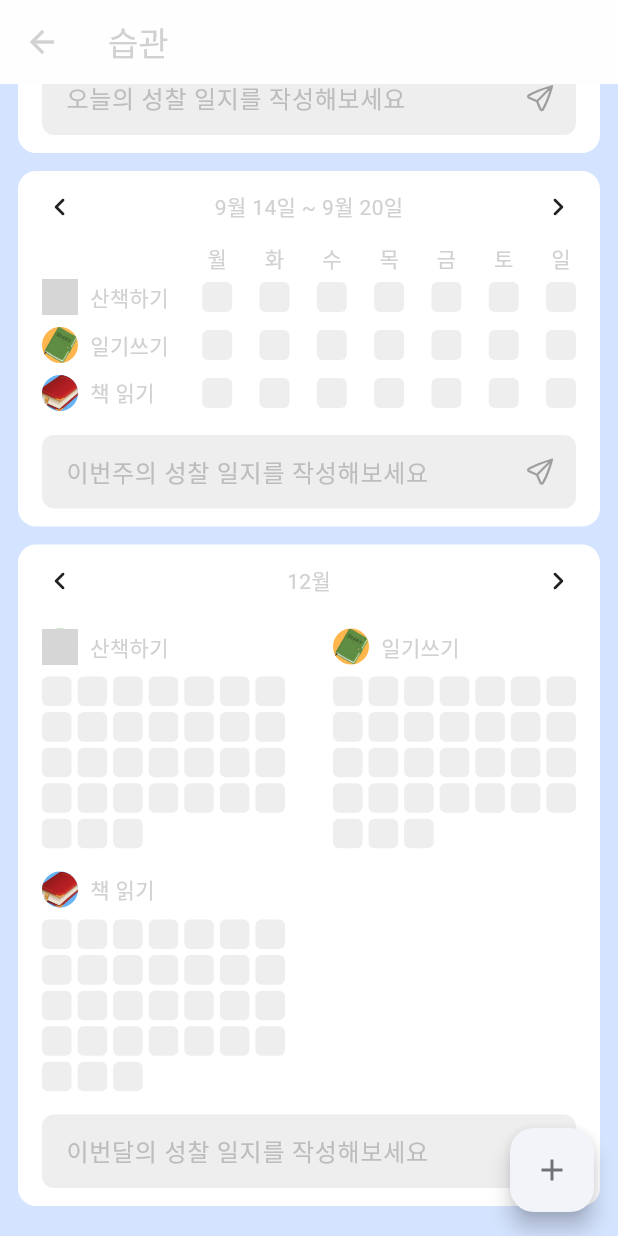
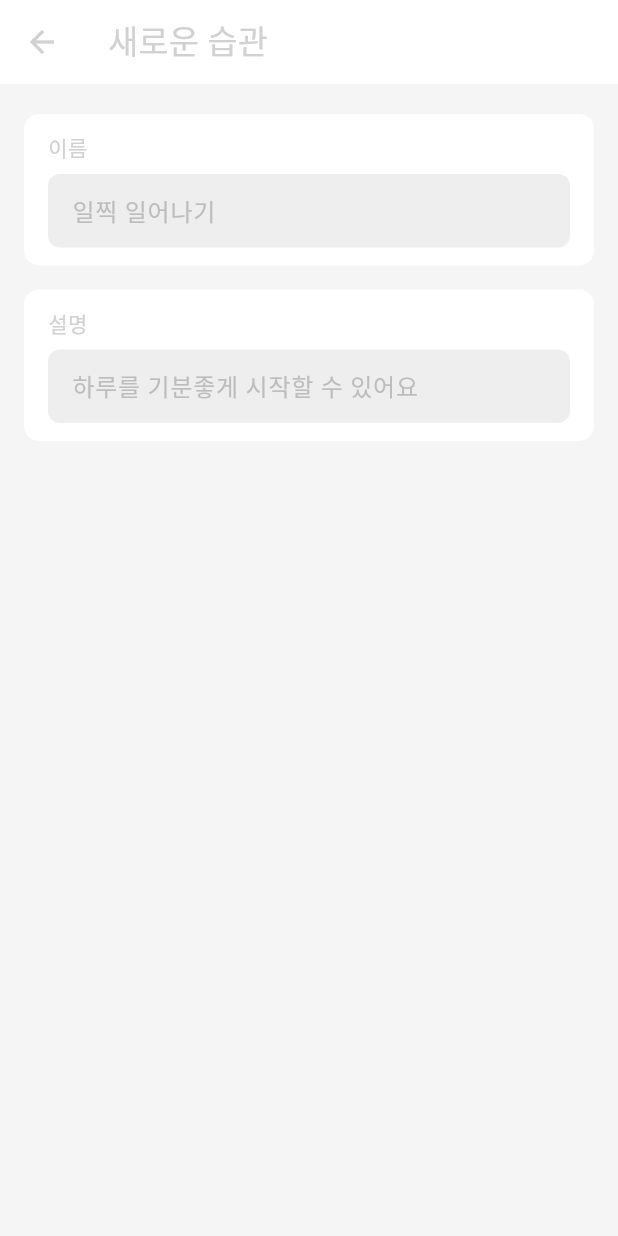
Before and after one commit to se05503/my-routine-app, a Flutter app: the HabitFragment screen opened directly, scrolled down 215 dp, after a tap on the "add" icon, on a phone screen of 412 x 824 dp. Run offline on Flutter 3.47's test engine with Material 3 defaults, Android fonts, the phone set to English and light mode, and no system bars; our stand-ins replace flutter_svg, get, rive; grey boxes are pictures that could not be loaded.

Commit message:
design: 새로운 습관 생성 - 이름, 설명 - fab 버튼 탭 → Navigator를 통해 습관 생성 화면으로 이동 - TextField 위젯 사용 및 TextEditingController 연결 - 헬퍼 함수 분리 및 커스텀 위젯 기본값 설정 → 간결성 ↑

```diff
--- a/lib/screen/main/habit/f_habit.dart
+++ b/lib/screen/main/habit/f_habit.dart
@@ -1,4 +1,5 @@
 import 'package:flutter/material.dart';
+import 'package:my_routine_app/screen/main/habit/s_develop_new_habit.dart';
 import '../../../data/memory/vo_habit.dart';
 import '../../widget/w_habit_daily_history.dart';
 import '../../widget/w_habit_monthly_history.dart';
@@ -12,7 +13,6 @@ class HabitFragment extends StatefulWidget {
 }
 
 class _HabitFragmentState extends State<HabitFragment> {
-
   final List<HabitItem> habitList = [
     HabitItem(
       title: "산책하기",
@@ -27,7 +27,8 @@ class _HabitFragmentState extends State<HabitFragment> {
         DateTime(2026, 09, 08),
         DateTime(2026, 09, 11),
         DateTime(2026, 09, 12),
-        }, color: Colors.green.shade300
+      },
+      color: Colors.green.shade300,
     ),
     HabitItem(
       title: "일기쓰기",
@@ -38,7 +39,8 @@ class _HabitFragmentState extends State<HabitFragment> {
         DateTime(2026, 09, 04),
         DateTime(2026, 09, 07),
         DateTime(2026, 09, 08),
-        }, color: Colors.orange.shade300
+      },
+      color: Colors.orange.shade300,
     ),
     HabitItem(
       title: "책 읽기",
@@ -52,7 +54,8 @@ class _HabitFragmentState extends State<HabitFragment> {
         DateTime(2026, 09, 06),
         DateTime(2026, 09, 09),
         DateTime(2026, 09, 12),
-        }, color: Colors.blue.shade300
+      },
+      color: Colors.blue.shade300,
     ),
   ];
 
@@ -64,19 +67,24 @@ class _HabitFragmentState extends State<HabitFragment> {
       body: SingleChildScrollView(
         child: Container(
           padding: EdgeInsets.symmetric(vertical: 20, horizontal: 12),
-          child: Column(mainAxisSize: MainAxisSize.min, children: [
+          child: Column(
+            mainAxisSize: MainAxisSize.min,
+            children: [
               HabitDailyHistory(habitList),
-            SizedBox(height: 12,),
+              SizedBox(height: 12),
               HabitWeeklyHistory(habitList),
-            SizedBox(height: 12,),
-            HabitMonthlyHistory(habitList)
-            // 연간 습관 히스토리
-          ]),
+              SizedBox(height: 12),
+              HabitMonthlyHistory(habitList),
+            ],
+          ),
         ),
       ),
       floatingActionButton: FloatingActionButton(
         onPressed: () {
-          // 습관 추가 다이얼로그 띄우기
+          Navigator.push(
+            context,
+            MaterialPageRoute(builder: (context) => DevelopNewHabitScreen()),
+          );
         },
         child: Icon(Icons.add),
       ),
--- /dev/null
+++ b/lib/screen/main/habit/s_develop_new_habit.dart
@@ -0,0 +1,88 @@
+import 'package:flutter/material.dart';
+import 'package:my_routine_app/screen/widget/w_rounded_container.dart';
+
+class DevelopNewHabitScreen extends StatefulWidget {
+  const DevelopNewHabitScreen({super.key});
+
+  @override
+  State<DevelopNewHabitScreen> createState() => _DevelopNewHabitScreenState();
+}
+
+class _DevelopNewHabitScreenState extends State<DevelopNewHabitScreen> {
+  final TextEditingController _nameController = TextEditingController();
+  final TextEditingController _descriptionController = TextEditingController();
+
+  @override
+  Widget build(BuildContext context) {
+    return Scaffold(
+      backgroundColor: Colors.grey.shade100,
+      appBar: AppBar(
+        // Navigator.push로 들어온 화면일 경우 자동으로 뒤로가기 화살표를 생성해준다.
+        // 만약 수동으로 아이콘을 지정하고 싶다면 leading 속성을 사용한다.
+        title: Text("새로운 습관"),
+      ),
+      body: Padding(
+        padding: EdgeInsets.symmetric(horizontal: 16, vertical: 20),
+        child: Column(
+          crossAxisAlignment: CrossAxisAlignment.stretch, // 자식들을 가로로 꽉 채움
+          children: [
+            RoundedContainer(
+              child: Column(
+                crossAxisAlignment: CrossAxisAlignment.start,
+                children: [
+                  Text("이름"),
+                  SizedBox(height: 8),
+                  _buildTextField(
+                    controller: _nameController,
+                    hintText: "일찍 일어나기",
+                  ),
+                ],
+              ),
+            ),
+            SizedBox(height: 16),
+            RoundedContainer(
+              child: Column(
+                crossAxisAlignment: CrossAxisAlignment.start,
+                children: [
+                  Text("설명"),
+                  SizedBox(height: 8),
+                  _buildTextField(
+                    controller: _descriptionController,
+                    hintText: "하루를 기분좋게 시작할 수 있어요",
+                  ),
+                ],
+              ),
+            ),
+          ],
+        ),
+      ),
+    );
+  }
+
+  // 헬퍼 함수
+  Widget _buildTextField({
+    required TextEditingController controller,
+    required String hintText,
+  }) {
+    return TextField(
+      controller: controller,
+      decoration: InputDecoration(
+        hintText: hintText,
+        hintStyle: TextStyle(color: Colors.grey.shade400),
+        filled: true,
+        fillColor: Colors.grey[200],
+        border: InputBorder.none,
+        enabledBorder: OutlineInputBorder(
+          borderRadius: BorderRadius.circular(8),
+          borderSide: BorderSide.none,
+        ),
+        focusedBorder: OutlineInputBorder(
+          borderRadius: BorderRadius.circular(8),
+          borderSide: BorderSide.none,
+        ),
+        isDense: true,
+      ),
+      style: TextStyle(color: Colors.black),
+    );
+  }
+}
--- a/lib/screen/widget/w_rounded_container.dart
+++ b/lib/screen/widget/w_rounded_container.dart
@@ -20,9 +20,9 @@ class RoundedContainer extends StatelessWidget {
   Widget build(BuildContext context) {
     return Container(
       margin: margin,
-      padding: padding,
+      padding: padding ?? EdgeInsets.symmetric(horizontal: 16, vertical: 12),
       decoration: BoxDecoration(
-        color: color,
+        color: color ?? Colors.white,
         borderRadius: BorderRadius.circular(radius ?? 10.0)
       ),
       child: child,
```
Lines whose indentation alone changed are shown as unchanged.
